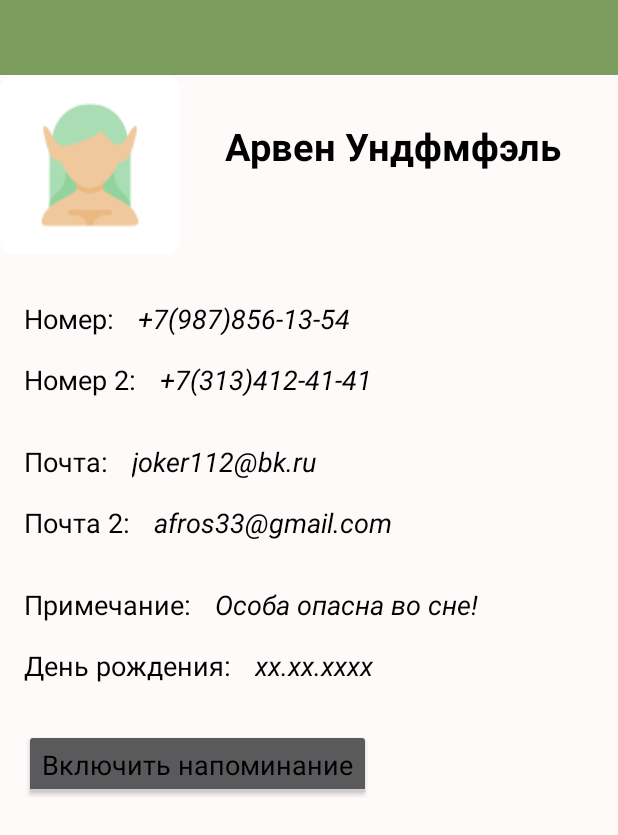
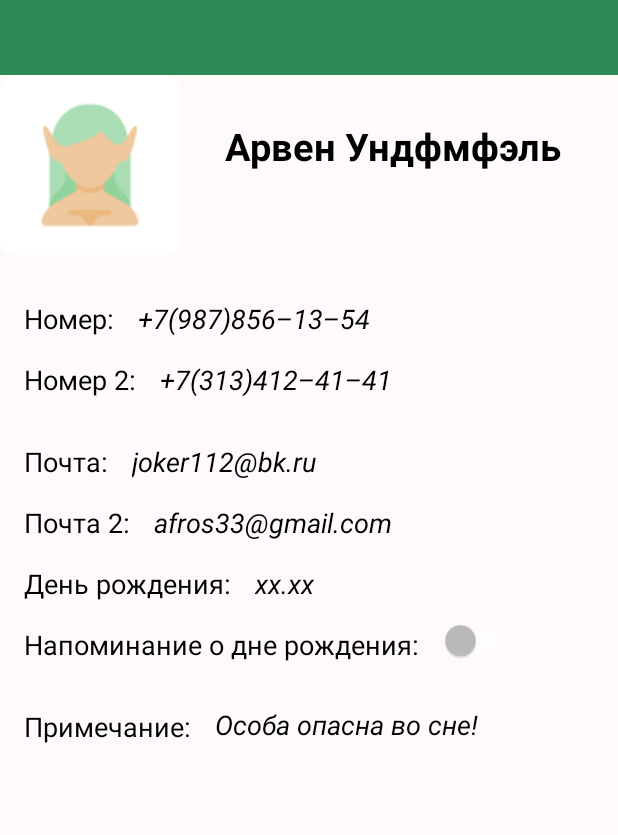
Before and after one commit to Liannes/Android_J0, an Android app: the fragment ContactDetailsFragment placed in its activity, on a phone screen of 412 x 824 dp. Shown: the top 835 px of the screen. Run offline under Robolectric (Android 15) with nearby library versions, the phone set to English and light mode, and no system bars; 7 statements that could not run were skipped.

Commit message:
Не получается поймать уведомление

```diff
--- a/app/src/main/java/com/example/dz1_empty_pj/MainActivity.kt
+++ b/app/src/main/java/com/example/dz1_empty_pj/MainActivity.kt
@@ -7,9 +7,11 @@ import androidx.appcompat.app.AppCompatActivity
 import android.os.Bundle
 import android.os.IBinder
 import android.util.Log
+import com.example.dz1_empty_pj.BirthdayReceiver.Companion.CONTACT_ID
 import com.example.dz1_empty_pj.databinding.ActivityMainBinding
 import com.example.dz1_empty_pj.fragment.ContactDetailsFragment
 import com.example.dz1_empty_pj.fragment.ContactListFragment
+import com.example.dz1_empty_pj.service.ContactInterface
 import com.example.dz1_empty_pj.service.GetService
 import com.example.dz1_empty_pj.service.ServerContact
 
@@ -24,20 +26,21 @@ class MainActivity : AppCompatActivity(R.layout.activity_main), ContactInterface
     private val serviceConnected = object : ServiceConnection {
         override fun onServiceConnected(name: ComponentName?, service: IBinder?) {
             val binder = service as ServerContact.ContactServiceBinder
+            Log.i(tag, "Connect")
             serverContact = binder.getService()
             contactBound = true
 
-            val details: String = intent.getStringExtra("contactDetails").toString()
-            val contactId: String = intent.getStringExtra("contactId").toString()
+            val fragment = intent.getStringExtra(BirthdayReceiver.FRAGMENT_LAYOUT)
+            val contactId = intent.getStringExtra(CONTACT_ID)
+            Log.d(tag, "fragment = $fragment + contactId = $contactId")
+
+            if (fragment !== null) contactId?.let { navigationToContactDetailsFragment(it) }
 
             if (savedFirstFragment == true) navigationToContactListFragment()
-            if (details != null) navigationToContactDetailsFragment(contactId)
-
-            Log.i(tag,"Connect")
         }
 
         override fun onServiceDisconnected(name: ComponentName?) {
-            Log.i(tag,"Disconnect")
+            Log.i(tag, "Disconnect")
             contactBound = false
         }
     }
--- a/app/src/main/java/com/example/dz1_empty_pj/data/SetContact.kt
+++ b/app/src/main/java/com/example/dz1_empty_pj/data/SetContact.kt
@@ -4,7 +4,6 @@ import com.example.dz1_empty_pj.R
 import java.util.*
 
 object SetContact {
-    const val broadCast = "com.example.dz1_empty_pj"
     val setContact = listOf(
         Contact(
             contactId = "1",
@@ -15,7 +14,7 @@ object SetContact {
             secondEmail = "htfk@ya.es",
             description = "Много пьет, много знает",
             avatarUri = R.drawable.ic_git_cat,
-            birthDay = GregorianCalendar(1894, Calendar.NOVEMBER,30)
+            birthDay = GregorianCalendar(2021, Calendar.DECEMBER, 3, 23, 30)
         )
     )
 }
--- a/app/src/main/java/com/example/dz1_empty_pj/fragment/ContactListFragment.kt
+++ b/app/src/main/java/com/example/dz1_empty_pj/fragment/ContactListFragment.kt
@@ -7,7 +7,7 @@ import android.view.LayoutInflater
 import android.view.View
 import android.view.ViewGroup
 import androidx.lifecycle.lifecycleScope
-import com.example.dz1_empty_pj.ContactInterface
+import com.example.dz1_empty_pj.service.ContactInterface
 import com.example.dz1_empty_pj.R
 import com.example.dz1_empty_pj.data.Contact
 import com.example.dz1_empty_pj.databinding.ContactListFragmentBinding
--- a/app/src/main/java/com/example/dz1_empty_pj/ContactInterface.kt
+++ b/app/src/main/java/com/example/dz1_empty_pj/service/ContactInterface.kt
@@ -1,4 +1,4 @@
-package com.example.dz1_empty_pj
+package com.example.dz1_empty_pj.service
 
 interface ContactInterface {
     fun navigationToContactDetailsFragment(contactId: String)
--- a/app/src/main/res/layout/contact_details_fragment.xml
+++ b/app/src/main/res/layout/contact_details_fragment.xml
@@ -25,7 +25,8 @@
             android:layout_height="@dimen/largeAvatarSize"
             android:src="@mipmap/ic_avatar"
             app:layout_constraintStart_toStartOf="parent"
-            app:layout_constraintTop_toTopOf="parent" />
+            app:layout_constraintTop_toTopOf="parent"
+            android:contentDescription="@string/textBirthDay" />
 
         <TextView
             android:id="@+id/detailsName"
@@ -93,7 +94,7 @@
             android:layout_marginTop="@dimen/defaultVerticalMargin"
             android:text="@string/textNote"
             app:layout_constraintStart_toStartOf="parent"
-            app:layout_constraintTop_toBottomOf="@+id/textEmailTwo" />
+            app:layout_constraintTop_toBottomOf="@id/textNotification" />
 
 
         <TextView
@@ -101,11 +102,22 @@
             style="@style/largeText"
             android:layout_width="wrap_content"
             android:layout_height="wrap_content"
+            android:layout_marginStart="@dimen/verySmallHorizontalMargin"
+            android:layout_marginTop="@dimen/verySmallHorizontalMargin"
+            android:text="@string/textBirthDay"
+            app:layout_constraintStart_toStartOf="parent"
+            app:layout_constraintTop_toBottomOf="@id/textEmailTwo" />
+
+        <TextView
+            android:id="@+id/textNotification"
+            style="@style/largeText"
+            android:layout_width="wrap_content"
+            android:layout_height="wrap_content"
             android:layout_marginTop="@dimen/verySmallHorizontalMargin"
             android:layout_marginStart="@dimen/verySmallHorizontalMargin"
-            android:text="@string/textBirthDay"
+            android:text="@string/textNotification"
             app:layout_constraintStart_toStartOf="parent"
-            app:layout_constraintTop_toBottomOf="@+id/textNote" />
+            app:layout_constraintTop_toBottomOf="@+id/textBirthDay" />
 
         <TextView
             android:id="@+id/detailsNum"
@@ -159,32 +171,31 @@
             android:layout_marginStart="@dimen/verySmallHorizontalMargin"
             android:layout_marginTop="@dimen/defaultVerticalMargin"
             android:text="@string/exampleTextNote"
-            app:layout_constraintStart_toEndOf="@+id/textNote"
-            app:layout_constraintTop_toBottomOf="@+id/detailsEmailTwo" />
+            app:layout_constraintStart_toEndOf="@id/textNote"
+            app:layout_constraintTop_toBottomOf="@id/switchButton" />
 
         <TextView
-            android:id="@+id/detailsBirthDay"
+            android:id="@+id/detailsBirthday"
             style="@style/largeTextItalic"
             android:layout_width="wrap_content"
             android:layout_height="wrap_content"
-            android:layout_marginStart="@dimen/verySmallHorizontalMargin"
-            android:layout_marginTop="@dimen/verySmallVerticalMargin"
+            android:layout_marginStart="16dp"
+            android:layout_marginTop="16dp"
             android:text="@string/exampleTextBirthDay"
             app:layout_constraintStart_toEndOf="@+id/textBirthDay"
-            app:layout_constraintTop_toBottomOf="@+id/detailsNote" />
+            app:layout_constraintTop_toBottomOf="@+id/detailsEmailTwo" />
 
 
-        <ToggleButton
-            android:id="@+id/toggleButton"
+        <Switch
+            android:id="@+id/switchButton"
             style="@style/largeText"
             android:layout_width="wrap_content"
             android:layout_height="wrap_content"
-            android:layout_marginStart="@dimen/verySmallVerticalMargin"
-            android:layout_marginTop="@dimen/smallHorizontalMargin"
-            android:textOff="@string/exampleTextToggleButtonOff"
-            android:textOn="@string/exampleTextToggleButtonOn"
-            app:layout_constraintStart_toStartOf="parent"
-            app:layout_constraintTop_toBottomOf="@+id/textBirthDay" />
+            android:layout_marginStart="@dimen/smallHorizontalMarginSwitch"
+            android:layout_marginTop="@dimen/smallVerticalMarginSwitch"
+            app:layout_constraintStart_toEndOf="@+id/textNotification"
+            app:layout_constraintTop_toBottomOf="@+id/detailsBirthday"
+            tools:ignore="UseSwitchCompatOrMaterialXml" />
 
     </androidx.constraintlayout.widget.ConstraintLayout>
 </FrameLayout>
--- a/app/src/main/res/layout/contact_list_fragment.xml
+++ b/app/src/main/res/layout/contact_list_fragment.xml
@@ -32,7 +32,8 @@
                 android:src="@mipmap/ic_avatar"
                 app:layout_constraintBottom_toBottomOf="parent"
                 app:layout_constraintStart_toStartOf="parent"
-                app:layout_constraintTop_toTopOf="parent" />
+                app:layout_constraintTop_toTopOf="parent"
+                tools:ignore="ContentDescription" />
 
             <TextView
                 android:id="@+id/listName"
@@ -52,7 +53,7 @@
                 android:layout_width="wrap_content"
                 android:layout_height="wrap_content"
                 android:layout_marginStart="@dimen/smallHorizontalMargin"
-                android:layout_marginTop="@dimen/smallRangeVerticalMargin"
+                android:layout_marginTop="@dimen/superSmallHorizontalMargin"
                 android:layout_toEndOf="@+id/listImage"
                 android:text="@string/exampleTextMobile"
                 app:layout_constraintStart_toEndOf="@+id/listImage"
--- a/app/src/main/res/values-night/themes.xml
+++ b/app/src/main/res/values-night/themes.xml
@@ -2,12 +2,12 @@
     <!-- Base application theme. -->
     <style name="Theme.DZ1_Empty_pj" parent="Theme.MaterialComponents.DayNight.NoActionBar">
         <!-- Primary brand color. -->
-        <item name="colorPrimary">@color/purple_200</item>
+        <item name="colorPrimary">@color/green</item>
         <item name="colorPrimaryVariant">@color/purple_700</item>
         <item name="colorOnPrimary">@color/white</item>
         <!-- Secondary brand color. -->
         <item name="colorSecondary">@color/teal_200</item>
-        <item name="colorSecondaryVariant">@color/teal_200</item>
+        <item name="colorSecondaryVariant">@color/green</item>
         <item name="colorOnSecondary">@color/black</item>
         <!-- Status bar color. -->
         <item name="android:statusBarColor" tools:targetApi="l">?attr/colorPrimaryVariant</item>
--- a/app/src/main/res/values/strings.xml
+++ b/app/src/main/res/values/strings.xml
@@ -1,26 +1,28 @@
 <resources>
-    <string name="app_name">DZ1_Empty_pj</string>
+    <string name="app_name">DZ!_Empty_pj</string>
     <string name="textNum">Номер: </string>
     <string name="textNumTwo">Номер 2: </string>
     <string name="textEmail">Почта: </string>
     <string name="textEmailTwo">Почта 2: </string>
     <string name="textNote">Примечание: </string>
     <string name="textBirthDay">День рождения: </string>
+    <string name="textNotification">Напоминание о дне рождения: </string>
 
     <string name="exampleTextNote">Особа опасна во сне!</string>
     <string name="exampleTextName">Арвен Ундфмфэль</string>
     <string name="exampleTextEmail">joker112@bk.ru</string>
     <string name="exampleTextEmailTwo">аfros33@gmail.com</string>
-    <string name="exampleTextMobile">+7(987)856-13-54</string>
-    <string name="exampleTextMobileTwo">+7(313)412-41-41 </string>
+    <string name="exampleTextMobile">+7(987)856–13–54</string>
+    <string name="exampleTextMobileTwo">+7(313)412–41–41 </string>
     <string name="exampleTextToggleButtonOn">Выключить напоминание</string>
     <string name="exampleTextToggleButtonOff">Включить напоминание</string>
-    <string name="exampleTextBirthDay">хх.хх.хххх</string>
+    <string name="exampleTextBirthDay">хх.хх</string>
 
     <string name="contactList">Список контактов</string>
     <string name="contactDetails">Детали контакта</string>
 
-    <string name="title_notification">Напоминание о дне рождения</string>
-    <string name="text_notification">Сегодня день рождения</string>
+    <string name="notification_text">Сегодня день рождения</string>
+    <string name="notification_channel_birthday_id">notification_birthday</string>
+    <string name="notification_name">Уведомление о дне рождения</string>
 
 </resources>
--- a/app/src/main/res/values/styles.xml
+++ b/app/src/main/res/values/styles.xml
@@ -41,6 +41,6 @@
     </style>
 
     <style name="defaultToolbar" parent="Theme.MaterialComponents.DayNight.NoActionBar">
-        <item name="android:background">#7c9d5d</item>
+        <item name="android:background">#2E8B57</item>
     </style>
 </resources>
--- a/app/src/main/res/values/themes.xml
+++ b/app/src/main/res/values/themes.xml
@@ -8,7 +8,7 @@
         <item name="colorOnPrimary">@color/white</item>
         <!-- Secondary brand color. -->
         <item name="colorSecondary">@color/teal_200</item>
-        <item name="colorSecondaryVariant">@color/teal_700</item>
+        <item name="colorSecondaryVariant">@color/green</item>
         <item name="colorOnSecondary">@color/black</item>
         <!-- Status bar color. -->
         <item name="android:statusBarColor" tools:targetApi="l">?attr/colorPrimaryVariant</item>
--- a/build.gradle
+++ b/build.gradle
@@ -6,7 +6,7 @@ buildscript {
     }
     dependencies {
         classpath "com.android.tools.build:gradle:7.0.3"
-        classpath "org.jetbrains.kotlin:kotlin-gradle-plugin:1.5.30"
+        classpath 'org.jetbrains.kotlin:kotlin-gradle-plugin:1.6.0'
 
         // NOTE: Do not place your application dependencies here; they belong
         // in the individual module build.gradle files
```
Also changed, not shown: app/src/main/AndroidManifest.xml (+8 -4 lines), app/src/main/java/com/example/dz1_empty_pj/BirthdayReceiver.kt (added, +99 -0 lines), app/src/main/java/com/example/dz1_empty_pj/broadreciver/BroadReceiver.kt (deleted, +0 -88 lines), app/src/main/java/com/example/dz1_empty_pj/fragment/ContactDetailsFragment.kt (+62 -57 lines), app/src/main/res/values/dimens.xml (+8 -7 lines).
